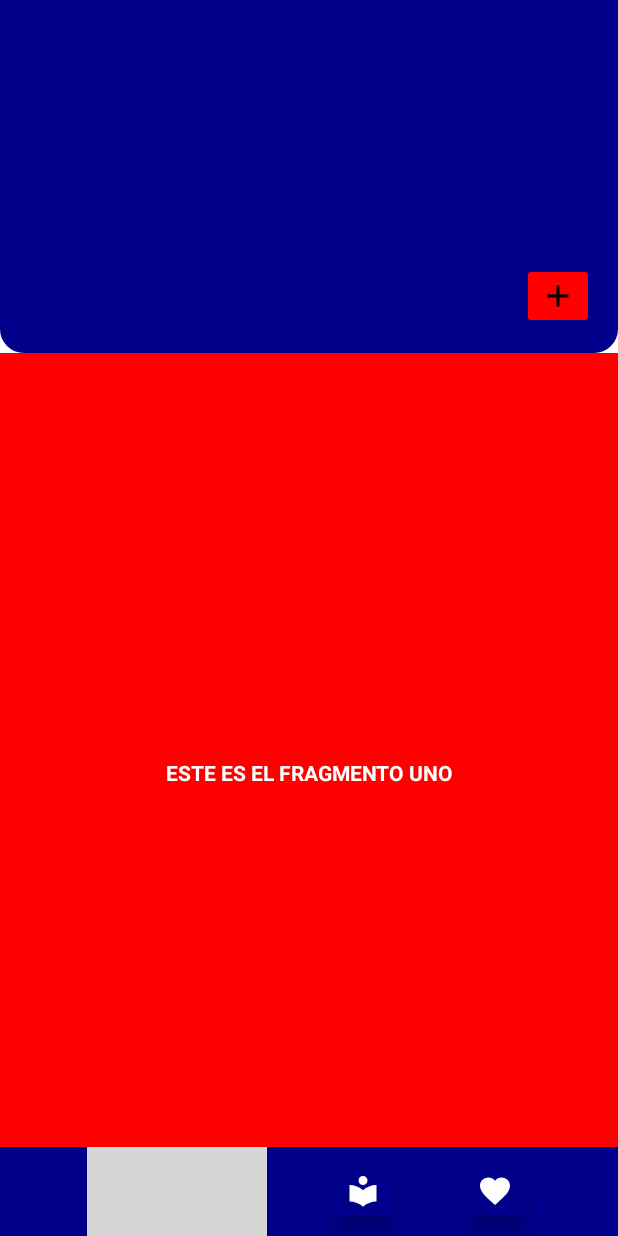
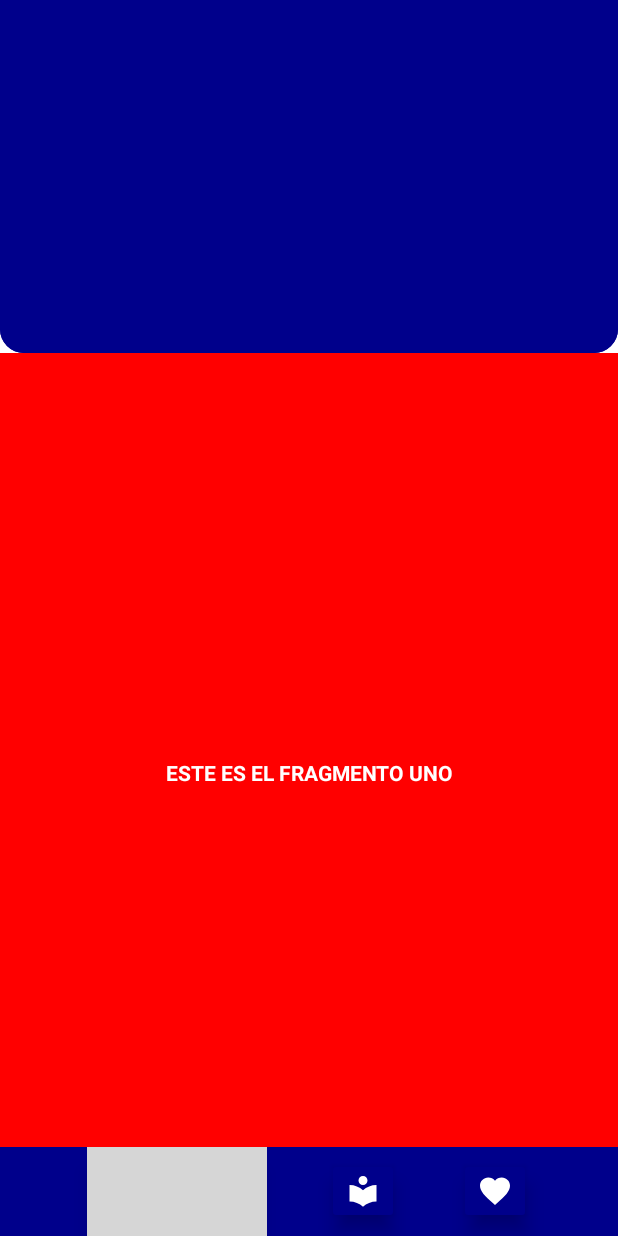
Before and after one commit to Francisco23422/BookCraze, an Android app: the screen it shows after launch (Inicio), after a tap on an icon or button, on a phone screen of 412 x 824 dp. Run offline under Robolectric (Android 15) with nearby library versions, the light colour scheme and no system bars; Roboto replaces fonts that are not available here; grey boxes are pictures that could not be loaded.

Commit message:
Version 0.0.4 Recicler view añadido al fragmento

```diff
--- a/app/src/main/java/com/example/bookcrazze/Inicio.kt
+++ b/app/src/main/java/com/example/bookcrazze/Inicio.kt
@@ -8,6 +8,7 @@ import androidx.fragment.app.FragmentManager
 
 class Inicio : AppCompatActivity() {
     private val secondFragment= SecondFragment()
+    private val secondFragment2= FragmentoLista()
     private lateinit var fragmentManager : FragmentManager
     private lateinit var btnInicio: ImageButton
     private lateinit var btnLibros: ImageButton
@@ -31,10 +32,14 @@ class Inicio : AppCompatActivity() {
             transaction.replace(R.id.fragment_container_view_dinamic, secondFragment)
             transaction.addToBackStack(null)
             transaction.commit()
+
+            val params = principalLinear.layoutParams as LinearLayoutCompat.LayoutParams
+            params.weight = 4f
+            principalLinear.layoutParams = params
         }
         btnLibros.setOnClickListener {
             val transaction = fragmentManager.beginTransaction()
-            transaction.replace(R.id.fragment_container_view_dinamic, secondFragment)
+            transaction.replace(R.id.fragment_container_view_dinamic, secondFragment2)
             transaction.addToBackStack(null)
             transaction.commit()
 
--- a/app/src/main/java/com/example/bookcrazze/MainActivity.kt
+++ b/app/src/main/java/com/example/bookcrazze/MainActivity.kt
@@ -22,6 +22,7 @@ class MainActivity : AppCompatActivity() {/*
     private fun initRecyclerView() {
         binding.myRecyclerView.layoutManager = LinearLayoutManager( this)
     }*/
+
     lateinit var controller : Controller
     lateinit var binding : ActivityMainBinding
     // lateinit var recyclerView: RecyclerView
@@ -34,7 +35,7 @@ class MainActivity : AppCompatActivity() {/*
     fun init(){
         initRecyclerView()
         controller = Controller( this) //Creamos el controler
-        controller.setAdapter()
+       // controller.setAdapter()
         //controller.loggOut() //muestro el log en pantalla
     }
     private fun initRecyclerView() {
--- a/app/src/main/java/com/example/bookcrazze/controller/Controller.kt
+++ b/app/src/main/java/com/example/bookcrazze/controller/Controller.kt
@@ -8,7 +8,7 @@ import com.example.bookcrazze.dao.DaoHotels
 import com.example.bookcrazze.models.Hotel
 
 class Controller ( val context : Context){
-    lateinit var listHotels : MutableList<Hotel> //lista de objetos
+    private lateinit var listHotels: MutableList<Hotel>
     init {
         initData()
     }
@@ -23,7 +23,9 @@ class Controller ( val context : Context){
             println (it)
         }
     }
-
+    fun getListHotels(): MutableList<Hotel> {
+        return listHotels
+    }
     // Cargamos nuestro AdapterHotgel al adapter del RecyclerView
     fun setAdapter() {
         val myActivity = context as MainActivity
--- a/app/src/main/res/layout/activity_inicio.xml
+++ b/app/src/main/res/layout/activity_inicio.xml
@@ -28,7 +28,7 @@
         android:orientation="vertical">
         <androidx.fragment.app.FragmentContainerView
             android:id="@+id/fragment_container_view_dinamic"
-            android:name="com.example.bookcrazze.MainFragment"
+            android:name="com.example.bookcrazze.InitFragment"
             android:layout_width="match_parent"
             android:layout_height="match_parent"/>
     </androidx.appcompat.widget.LinearLayoutCompat>
--- a/app/src/main/res/layout/fragment_main.xml
+++ b/app/src/main/res/layout/fragment_main.xml
@@ -5,24 +5,7 @@
     android:layout_width="match_parent"
     android:layout_height="match_parent"
     android:orientation="vertical"
+    android:background="@drawable/bacground_redondos"
     tools:context=".MainFragment" >
 
-    <androidx.recyclerview.widget.RecyclerView
-        android:id="@+id/myRecyclerView"
-        android:layout_width="match_parent"
-        android:layout_height="0dp"
-        android:layout_weight="1"
-        android:padding="25dp"
-        />
-
-    <ImageButton
-        android:id="@+id/btn_add"
-        android:layout_width="wrap_content"
-        android:layout_height="wrap_content"
-        android:layout_gravity="bottom|end"
-        android:layout_margin="16dp"
-        android:backgroundTint="#FF0000"
-        android:src="@drawable/annadir"
-        />
-
 </LinearLayout>
```
Also changed, not shown: app/src/main/java/com/example/bookcrazze/FragmentoLista.kt (added, +48 -0 lines), app/src/main/res/layout/fragment_fragmento_lista.xml (added, +27 -0 lines).
